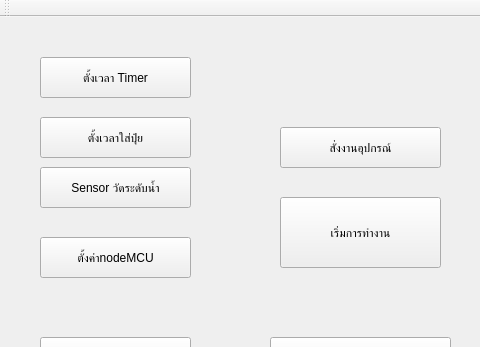
Above: mainwindow.ui from eploentham/TimerWater before the change; both pictures show x 0 to 480 and y 0 to 347 of the 698 by 437 pixel window. Below: the same form after it.
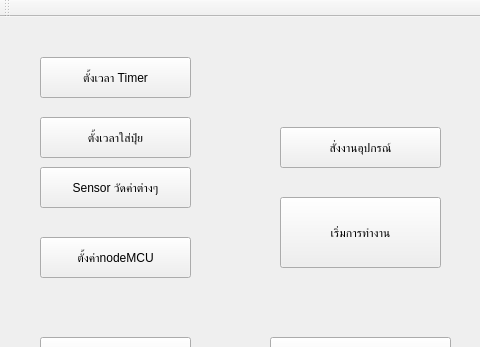
That is the form after the change.

What changed in the file:
```diff
--- a/mainwindow.ui
+++ b/mainwindow.ui
@@ -40,7 +40,7 @@
      </rect>
     </property>
     <property name="text">
-     <string>Sensor วัดระดับน้ำ</string>
+     <string>Sensor วัดค่าต่างๆ</string>
     </property>
    </widget>
    <widget class="QPushButton" name="btnnodeMCU">
```
Left out of the diff: 2 changed lines with no effect on the pictures.
